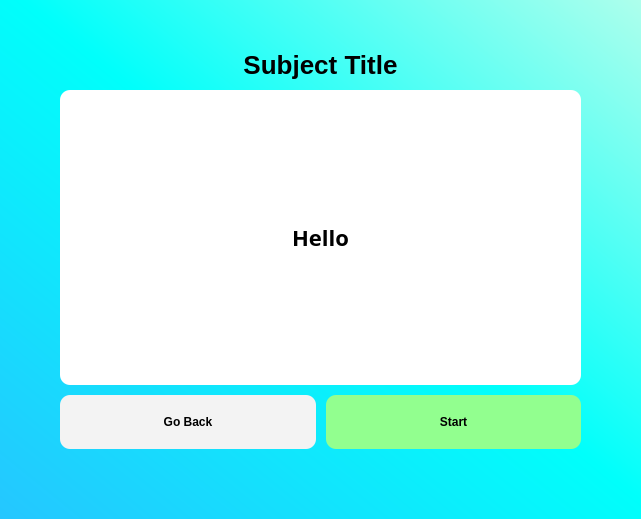
Before: the Qt Designer form src/screens/subject.ui in jshperalta/ai-englishTutor, drawn with Qt 5.
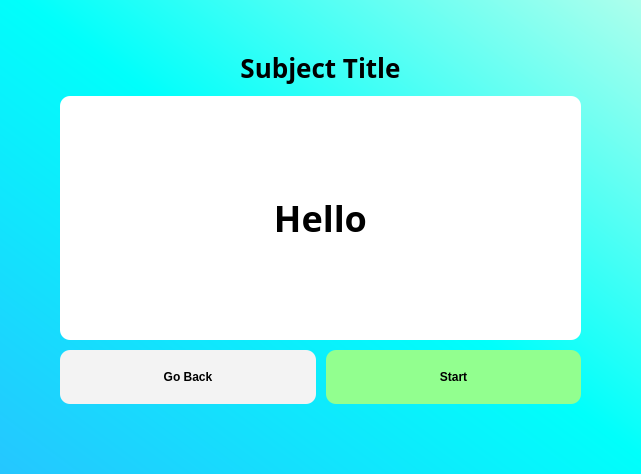
After: the same form once the commit is applied.

```diff
--- a/src/screens/subject.ui
+++ b/src/screens/subject.ui
@@ -7,7 +7,7 @@
     <x>0</x>
     <y>0</y>
     <width>641</width>
-    <height>519</height>
+    <height>474</height>
    </rect>
   </property>
   <property name="maximumSize">
@@ -50,6 +50,7 @@
      </property>
      <property name="font">
       <font>
+       <family>Gilroy</family>
        <pointsize>-1</pointsize>
        <weight>99</weight>
        <bold>true</bold>
@@ -157,7 +158,7 @@
 	border-radius: 10px;
 	padding: 50px;
 	text-align: center;
-font-size: 22px;
+font-size: 36px;
 line-height: 10px;</string>
      </property>
      <property name="text">
```
Left out of the diff: 2 changed lines with no effect on the pictures.
